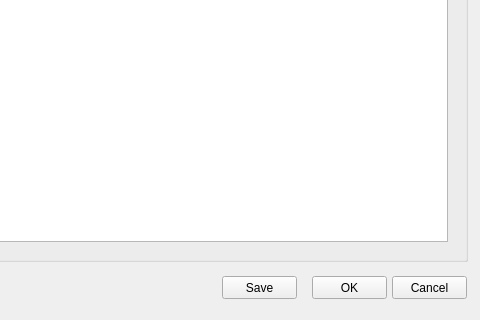
Old version of the form ui/psector_management.ui in the repository Giswater/giswater_qgis_plugin; both pictures show x 238 to 718 and y 224 to 544 of the 718 by 544 pixel window.
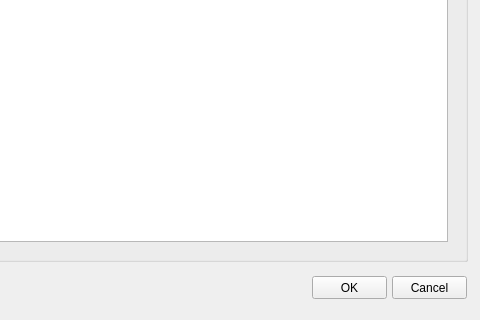
New version of the form.

Commit message: #332 remove btn_save and colum combobox

The edit to the form file:
```diff
--- a/ui/psector_management.ui
+++ b/ui/psector_management.ui
@@ -101,19 +101,6 @@
     <string>OK</string>
    </property>
   </widget>
-  <widget class="QPushButton" name="btn_save">
-   <property name="geometry">
-    <rect>
-     <x>460</x>
-     <y>500</y>
-     <width>75</width>
-     <height>23</height>
-    </rect>
-   </property>
-   <property name="text">
-    <string>Save</string>
-   </property>
-  </widget>
  </widget>
  <resources/>
  <connections/>
```
The commit also changes 3 other files.
